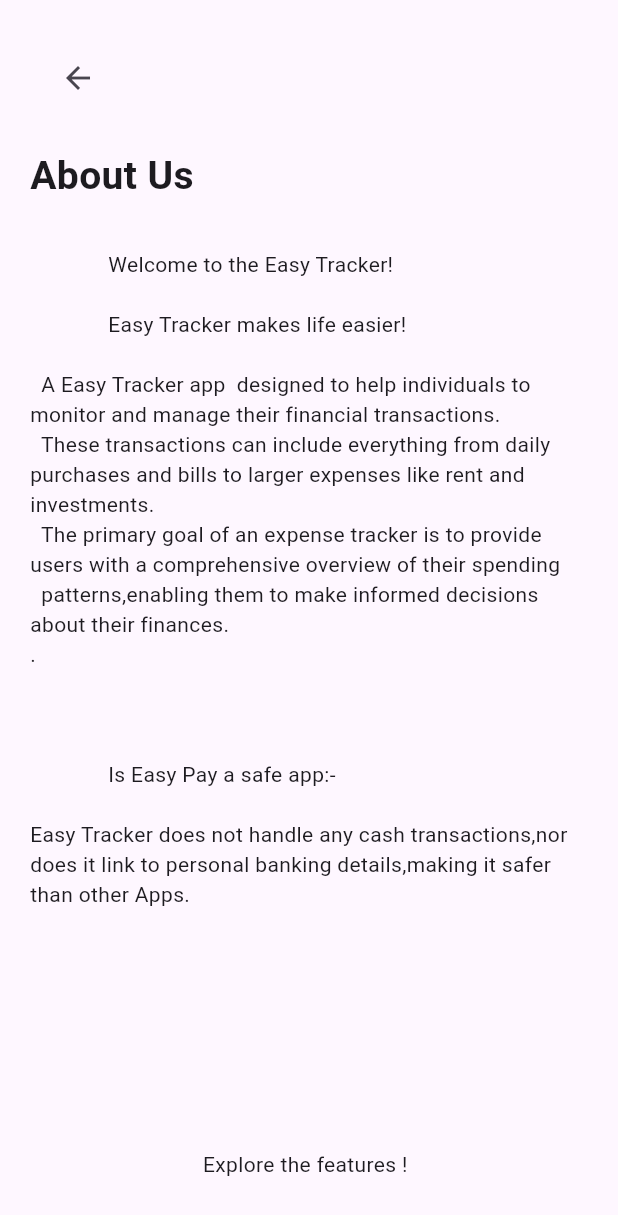
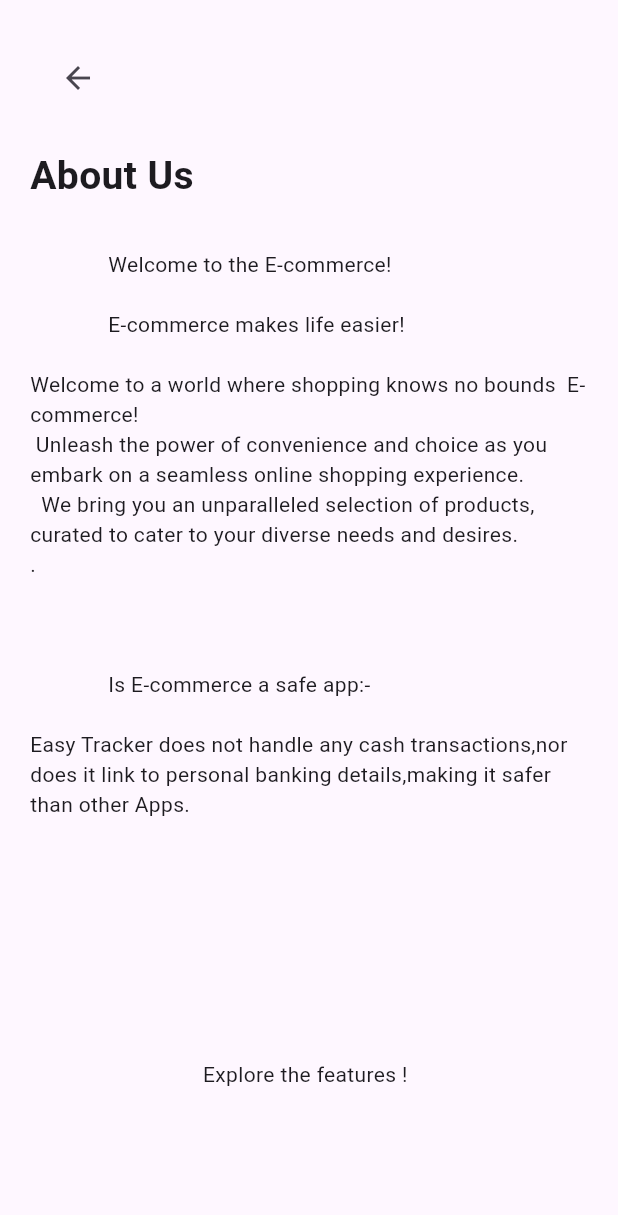
Before and after one commit to Ayishamarva7998/Firebase_E_commerce, a Flutter app: the screen it shows once a user with an empty profile is signed in, item 4 of the bottom bar chosen, after a tap on "About Us", on a phone screen of 412 x 824 dp. Shown: the top 1215 px of the screen. Run offline on Flutter 3.47's test engine with Material 3 defaults, Android fonts, the phone set to English and light mode, and no system bars; our stand-ins replace carousel_slider, cloud_firestore, country_picker, firebase_auth, firebase_core, google_fonts and 4 more; accounts and stored records are empty; network calls fail.

Commit message:
firebase completedd

```diff
--- a/lib/views/auth_page.dart
+++ b/lib/views/auth_page.dart
@@ -1,3 +1,5 @@
+// ignore_for_file: prefer_const_constructors_in_immutables
+
 import 'package:firebase_login/views/login.dart';
 import 'package:firebase_login/views/signup.dart';
 import 'package:flutter/material.dart';
--- a/lib/views/cart.dart
+++ b/lib/views/cart.dart
@@ -1,3 +1,5 @@
+// ignore_for_file: prefer_const_constructors, avoid_print, unnecessary_string_interpolations
+
 import 'package:firebase_login/controller/wishlist_provider.dart';
 import 'package:firebase_login/helpers/helpers.dart';
 import 'package:firebase_login/model/product_model.dart';
@@ -11,7 +13,7 @@ import 'package:provider/provider.dart';
 class CartPage extends StatelessWidget {
   final ProductModel? product;
 
-  CartPage({this.product});
+  CartPage({super.key, this.product});
   AuthService auth = AuthService();
 
   Future<void> _showDeleteConfirmationDialog(BuildContext context, ProductModel data) async {
--- a/lib/views/category_listbuilder.dart
+++ b/lib/views/category_listbuilder.dart
@@ -1,3 +1,5 @@
+// ignore_for_file: prefer_const_constructors, must_be_immutable
+
 import 'package:firebase_login/controller/category_provider.dart';
 import 'package:firebase_login/controller/wishlist_provider.dart';
 import 'package:firebase_login/model/product_model.dart';
--- a/lib/views/details.dart
+++ b/lib/views/details.dart
@@ -1,3 +1,5 @@
+// ignore_for_file: prefer_const_constructors, prefer_const_literals_to_create_immutables, unnecessary_string_interpolations, avoid_print, must_be_immutable
+
 import 'package:firebase_login/controller/wishlist_provider.dart';
 import 'package:firebase_login/helpers/helpers.dart';
 import 'package:firebase_login/model/product_model.dart';
--- a/lib/views/drawer.dart
+++ b/lib/views/drawer.dart
@@ -1,3 +1,5 @@
+// ignore_for_file: prefer_const_constructors
+
 import 'package:firebase_login/services/auth_service.dart';
 import 'package:flutter/material.dart';
 import 'package:google_fonts/google_fonts.dart';
--- a/lib/views/first_screen.dart
+++ b/lib/views/first_screen.dart
@@ -1,3 +1,5 @@
+// ignore_for_file: prefer_const_constructors, use_key_in_widget_constructors
+
 import 'package:flutter/material.dart';
 
 class AdminUser extends StatelessWidget {
--- a/lib/views/home.dart
+++ b/lib/views/home.dart
@@ -1,3 +1,5 @@
+// ignore_for_file: prefer_const_constructors, use_key_in_widget_constructors
+
 import 'package:carousel_slider/carousel_slider.dart';
 import 'package:firebase_login/controller/homepage_provider.dart';
 import 'package:firebase_login/helpers/helpers.dart';
@@ -57,8 +59,7 @@ class _HomePageState extends State<HomePage> {
                           style: GoogleFonts.montserrat(
                               fontSize: 17,
                               fontWeight: FontWeight.w500,
-                              color: Colors.white)),
-                      Image.asset(
+                              color: Colors.white)),                      Image.asset(
                         'assets/handwave.jpg',
                         height: 20,
                       ),
--- a/lib/views/login.dart
+++ b/lib/views/login.dart
@@ -1,3 +1,6 @@
+
+
+// ignore_for_file: must_be_immutable, avoid_unnecessary_containers
 
 import 'package:firebase_login/helpers/custom_container.dart';
 import 'package:firebase_login/helpers/helpers.dart';
@@ -8,7 +11,7 @@ import 'package:google_fonts/google_fonts.dart';
 import 'package:iconsax/iconsax.dart';
 
 
-// ignore: must_be_immutable
+
 class LoginPage extends StatefulWidget {
   VoidCallback showRegisterPage;
    LoginPage({super.key,required this.showRegisterPage});
@@ -33,7 +36,7 @@ class _LoginPageState extends State<LoginPage> {
     var width=MediaQuery.of(context).size.width;
     return Scaffold(
       resizeToAvoidBottomInset: false,
-      backgroundColor: Color.fromARGB(255, 24, 30, 41),
+      backgroundColor: const Color.fromARGB(255, 24, 30, 41),
       body: Stack(
         children: [
           ClipPath(
@@ -41,7 +44,7 @@ class _LoginPageState extends State<LoginPage> {
             child: Container(
               height: height*1.5,
               width: double.infinity,
-              color: Color.fromARGB(255, 33, 41, 56)
+              color: const Color.fromARGB(255, 33, 41, 56)
             ),
           ),
           Padding(
@@ -132,10 +135,11 @@ class _LoginPageState extends State<LoginPage> {
                             color: Colors.white.withOpacity(0.4),
                             borderRadius: BorderRadius.circular(20)
                           ),
+                          // ignore: prefer_const_constructors
                           child: Icon(Iconsax.mobile,color: Colors.white,size: 35,),
                         ),
                         onTap: () {
-                          Navigator.of(context).push(MaterialPageRoute(builder: (context)=>PhoneAuthPage()));
+                          Navigator.of(context).push(MaterialPageRoute(builder: (context)=>const PhoneAuthPage()));
                         },
                       ),
                     ],
--- a/lib/views/main_page.dart
+++ b/lib/views/main_page.dart
@@ -1,3 +1,5 @@
+// ignore_for_file: prefer_const_constructors
+
 import 'package:firebase_auth/firebase_auth.dart';
 import 'package:firebase_login/views/auth_page.dart';
 import 'package:firebase_login/widgets/bottombar.dart';
--- a/lib/views/otp_screen.dart
+++ b/lib/views/otp_screen.dart
@@ -1,9 +1,10 @@
+// ignore_for_file: must_be_immutable
+
 import 'package:firebase_login/services/auth_service.dart';
 import 'package:firebase_login/views/home.dart';
 import 'package:firebase_login/widgets/custom_textfield.dart';
 import 'package:flutter/material.dart';
 import 'package:google_fonts/google_fonts.dart';
-import 'package:lottie/lottie.dart';
 
 
 class OtpScreen extends StatelessWidget {
@@ -15,7 +16,7 @@ class OtpScreen extends StatelessWidget {
   Widget build(BuildContext context) {
     Size size = MediaQuery.of(context).size;
     return AlertDialog(
-      backgroundColor: Color.fromARGB(255, 24, 30, 41),
+      backgroundColor: const Color.fromARGB(255, 24, 30, 41),
 
 
       // content: Lottie.asset(
--- a/lib/views/settings/about.dart
+++ b/lib/views/settings/about.dart
@@ -1,3 +1,5 @@
+// ignore_for_file: prefer_const_constructors
+
 import 'package:flutter/material.dart';
 
 
@@ -33,19 +35,18 @@ class About extends StatelessWidget {
                   height: 30,
                 ),
                 const Text('''
-              Welcome to the Easy Tracker!
+              Welcome to the E-commerce!
 
-              Easy Tracker makes life easier!
+              E-commerce makes life easier!
 
-  A Easy Tracker app  designed to help individuals to monitor and manage their financial transactions.
-  These transactions can include everything from daily purchases and bills to larger expenses like rent and investments.
-  The primary goal of an expense tracker is to provide users with a comprehensive overview of their spending
-  patterns,enabling them to make informed decisions about their finances.
+Welcome to a world where shopping knows no bounds  E-commerce!
+ Unleash the power of convenience and choice as you embark on a seamless online shopping experience.
+  We bring you an unparalleled selection of products, curated to cater to your diverse needs and desires.
 .
 
 
 
-              Is Easy Pay a safe app:-
+              Is E-commerce a safe app:-
 
 Easy Tracker does not handle any cash transactions,nor does it link to personal banking details,making it safer than other Apps.
 
--- a/lib/views/settings/terms_screen.dart
+++ b/lib/views/settings/terms_screen.dart
@@ -1,3 +1,5 @@
+// ignore_for_file: prefer_const_constructors
+
 import 'package:flutter/material.dart';
 
 
@@ -35,13 +37,13 @@ class TermsPage extends StatelessWidget {
                 const Text('''
               Welcome to the E-Commerce! By using this app, you agree to these simple terms:
 
-  1:- Use Responsibly: The E-Commerce App is designed to help you to note the bills. Use it responsibly and enjoy your cooking experience!
+  1:- Use Responsibly: The E-Commerce App is designed to help you to shopping in online platform. Use it responsibly and enjoy your cooking experience!
 
-  2:- Your Content: Add expense and amount are your responsibility. Make sure they are accurate and safe to use.
+  2:- Your Content: usage E-Commerce are your responsibility. Make sure they are accurate and safe to use.
 
   3:- Respect Privacy: We care about your privacy. Your use of the app is subject to our Privacy Policy.
 
-  4:- App Ownership: The Easy Tracker App and its content belong to us. Please don't modify, distribute, or reverse engineer the app without our permission.
+  4:- App Ownership: The E-Commerce App and its content belong to us. Please don't modify, distribute, or reverse engineer the app without our permission.
 
   5:- App Changes: We might update the app or these terms. Stay tuned for any announcements from us.
 
@@ -49,7 +51,7 @@ class TermsPage extends StatelessWidget {
 
   7:- Get in Touch: If you have questions, reach out to us at ayshaaysha7998@gmail.com.
 
-              By using the Easy Tracker App, you agree to these terms. Enjoy your  adventures! ''')
+              By using the E-Commerce App, you agree to these terms. Enjoy your  adventures! ''')
               ],
             ),
           ),
--- a/lib/views/signup.dart
+++ b/lib/views/signup.dart
@@ -1,3 +1,5 @@
+// ignore_for_file: prefer_const_constructors
+
 import 'package:firebase_login/helpers/custom_container.dart';
 import 'package:firebase_login/helpers/helpers.dart';
 import 'package:firebase_login/services/auth_service.dart';
--- a/lib/widgets/furniture_grid.dart
+++ b/lib/widgets/furniture_grid.dart
@@ -24,7 +24,7 @@ class FurnitureItems extends StatelessWidget {
       builder: (context, snapshot) {
         final data = snapshot.data;
         if (snapshot.connectionState == ConnectionState.waiting) {
-          return SliverFillRemaining(
+          return const SliverFillRemaining(
             child: ShimmerLoader(),
           );
         } else if (snapshot.hasError) {
@@ -32,16 +32,16 @@ class FurnitureItems extends StatelessWidget {
           return SliverFillRemaining(
             child: Text(
               snapshot.error.toString(),
-              style: TextStyle(color: Colors.white),
+              style: const TextStyle(color: Colors.white),
             ),
           );
         } else if (snapshot.data == null) {
-          return SliverFillRemaining(
+          return const SliverFillRemaining(
             child: CircularProgressIndicator(),
           );
         } else {
           return SliverGrid(
-            gridDelegate: SliverGridDelegateWithFixedCrossAxisCount(
+            gridDelegate: const SliverGridDelegateWithFixedCrossAxisCount(
               crossAxisCount: 2,
               crossAxisSpacing: 8.0,
               mainAxisSpacing: 8.0,
@@ -58,11 +58,11 @@ class FurnitureItems extends StatelessWidget {
                         decoration: BoxDecoration(
                             boxShadow: [
                               BoxShadow(
-                                  offset: Offset(3, 4),
+                                  offset: const Offset(3, 4),
                                   blurRadius: 2.5,
                                   color: Colors.black.withOpacity(0.2)),
                             ],
-                            color: Color.fromARGB(255, 29, 35, 46),
+                            color: const Color.fromARGB(255, 29, 35, 46),
                             borderRadius: BorderRadius.circular(20),
                             image: DecorationImage(fit: BoxFit.cover,
                                 image: NetworkImage(product.image!, scale: 7))),
@@ -87,7 +87,7 @@ class FurnitureItems extends StatelessWidget {
                                   child: Container(
                                     height: 20,
                                     width: 20,
-                                    decoration: BoxDecoration(
+                                    decoration: const BoxDecoration(
                                       image: DecorationImage(
                                         fit: BoxFit.cover,
                                         image: AssetImage('assets/add-to-favorites.png'))
@@ -105,12 +105,12 @@ class FurnitureItems extends StatelessWidget {
                                 children: [
                                   Text(
                                     product.title ?? 'No title',
-                                    style: TextStyle(color: Colors.white),
+                                    style: const TextStyle(color: Colors.white),
                                   ),
                                   Text(
                                     '${product.price}',
                                     style: GoogleFonts.montserrat(
-                                        color: Color.fromARGB(255, 9, 28, 10),
+                                        color: const Color.fromARGB(255, 9, 28, 10),
                                         fontSize: 16),
                                   ),
                                 ],
@@ -124,7 +124,7 @@ class FurnitureItems extends StatelessWidget {
                                   backgroundColor: Colors.white.withOpacity(0.1),
                                   child: InkWell(
                                       onTap: () {},
-                                      child: Icon(
+                                      child: const Icon(
                                         Icons.arrow_forward_ios,
                                         size: 13,
                                         color: Colors.white,
--- a/lib/widgets/shimmer_list.dart
+++ b/lib/widgets/shimmer_list.dart
@@ -1,3 +1,5 @@
+// ignore_for_file: prefer_const_constructors, prefer_const_literals_to_create_immutables
+
 import 'package:firebase_login/controller/wishlist_provider.dart';
 import 'package:flutter/material.dart';
 
--- a/lib/widgets/simmer_grid.dart
+++ b/lib/widgets/simmer_grid.dart
@@ -1,3 +1,5 @@
+// ignore_for_file: prefer_const_constructors
+
 import 'package:flutter/material.dart';
 import 'package:shimmer/shimmer.dart';
 
```
Also changed, not shown: lib/services/apiservice.dart (deleted).
